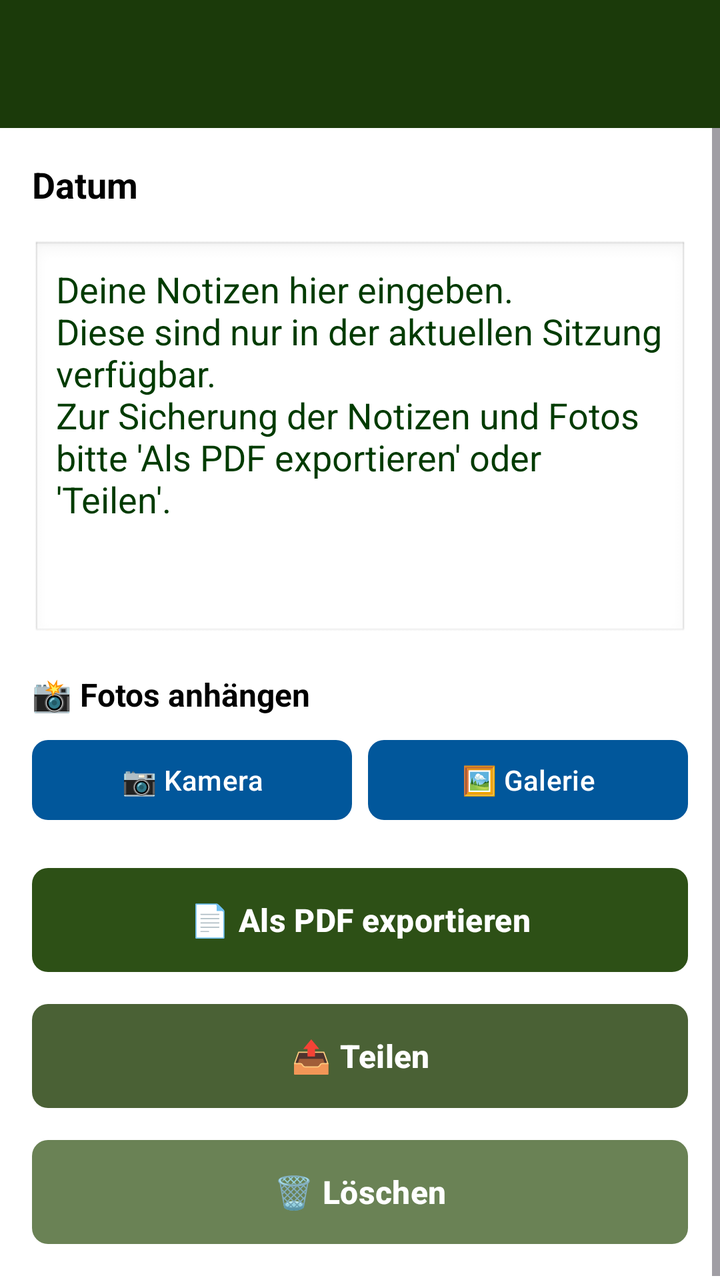
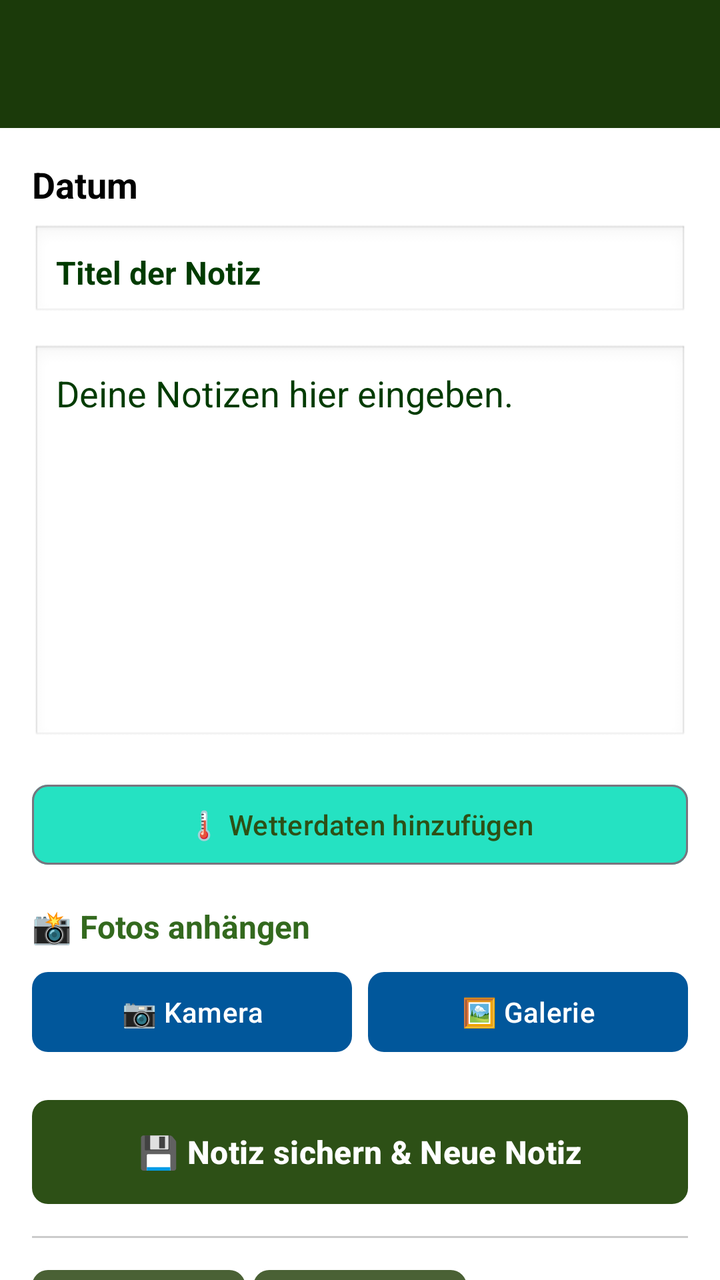

The first picture is an Android layout as it rendered before a commit; the second is the same layout after the commit. The layout source and the unified diff follow.
<!-- AndroidManifest.xml: activity theme Theme.HundeWildnis -->
<!-- res/layout/activity_daily_notes.xml -->
<?xml version="1.0" encoding="utf-8"?>
<androidx.coordinatorlayout.widget.CoordinatorLayout
    xmlns:android="http://schemas.android.com/apk/res/android"
    xmlns:app="http://schemas.android.com/apk/res-auto"
    android:layout_width="match_parent"
    android:layout_height="match_parent">

    <com.google.android.material.appbar.AppBarLayout
        android:id="@+id/appbar"
        android:layout_width="match_parent"
        android:layout_height="wrap_content"
        android:fitsSystemWindows="true">

        <androidx.appcompat.widget.Toolbar
            android:id="@+id/toolbar"
            android:layout_width="match_parent"
            android:layout_height="?attr/actionBarSize"
            android:background="#1B3A0A"
            app:titleTextColor="#FFFFFF" />
    </com.google.android.material.appbar.AppBarLayout>

    <ScrollView
        android:layout_width="match_parent"
        android:layout_height="match_parent"
        app:layout_behavior="@string/appbar_scrolling_view_behavior">

        <LinearLayout
            android:layout_width="match_parent"
            android:layout_height="wrap_content"
            android:orientation="vertical"
            android:padding="16dp">

            
            <TextView
                android:id="@+id/tvDate"
                android:layout_width="match_parent"
                android:layout_height="wrap_content"
                android:text="Datum"
                android:textSize="18sp"
                android:textStyle="bold"
                android:textColor="?android:attr/textColorPrimary"
                android:layout_marginBottom="16dp" />

            
            <EditText
                android:id="@+id/etNotes"
                android:layout_width="match_parent"
                android:layout_height="200dp"
                android:hint="Deine Notizen hier eingeben. \nDiese sind nur in der aktuellen Sitzung verfügbar. \nZur Sicherung der Notizen und Fotos bitte 'Als PDF exportieren' oder 'Teilen'. "
                android:textColorHint="@color/dark_green"
                android:textColor="#000000"
                android:gravity="top|start"
                android:padding="12dp"
                android:background="@android:drawable/edit_text"
                android:inputType="textMultiLine|textCapSentences"
                android:layout_marginBottom="16dp" />

            
            <TextView
                android:layout_width="match_parent"
                android:layout_height="wrap_content"
                android:text="📸 Fotos anhängen"
                android:textSize="16sp"
                android:textStyle="bold"
                android:textColor="?android:attr/textColorPrimary"
                android:layout_marginBottom="8dp" />

            
            <LinearLayout
                android:layout_width="match_parent"
                android:layout_height="wrap_content"
                android:orientation="horizontal"
                android:layout_marginBottom="16dp">

                <com.google.android.material.button.MaterialButton
                    android:id="@+id/btnCamera"
                    android:layout_width="0dp"
                    android:layout_height="wrap_content"
                    android:layout_weight="1"
                    android:text="📷 Kamera"
                    android:textSize="14sp"
                    app:cornerRadius="8dp"
                    app:backgroundTint="#01579B"
                    android:textColor="#FFFFFF"
                    android:layout_marginEnd="8dp" />

                <com.google.android.material.button.MaterialButton
                    android:id="@+id/btnGallery"
                    android:layout_width="0dp"
                    android:layout_height="wrap_content"
                    android:layout_weight="1"
                    android:text="🖼️ Galerie"
                    android:textSize="14sp"
                    app:cornerRadius="8dp"
                    app:backgroundTint="#01579B"
                    android:textColor="#FFFFFF" />

            </LinearLayout>

            
            <androidx.recyclerview.widget.RecyclerView
                android:id="@+id/rvPhotos"
                android:layout_width="match_parent"
                android:layout_height="wrap_content"
                android:layout_marginBottom="16dp"
                android:visibility="gone" />

            
            <com.google.android.material.button.MaterialButton
                android:id="@+id/btnExportPdf"
                android:layout_width="match_parent"
                android:layout_height="60dp"
                android:text="📄 Als PDF exportieren"
                android:textSize="16sp"
                android:textStyle="bold"
                app:cornerRadius="8dp"
                app:backgroundTint="#2d5016"
                android:textColor="#FFFFFF"
                android:layout_marginBottom="8dp" />

            <com.google.android.material.button.MaterialButton
                android:id="@+id/btnShare"
                android:layout_width="match_parent"
                android:layout_height="60dp"
                android:text="📤 Teilen"
                android:textSize="16sp"
                android:textStyle="bold"
                app:cornerRadius="8dp"
                app:backgroundTint="#4a6135"
                android:textColor="#FFFFFF"
                android:layout_marginBottom="8dp" />

            <com.google.android.material.button.MaterialButton
                android:id="@+id/btnClear"
                android:layout_width="match_parent"
                android:layout_height="60dp"
                android:text="🗑️ Löschen"
                android:textSize="16sp"
                android:textStyle="bold"
                app:cornerRadius="8dp"
                app:backgroundTint="#6a8255"
                android:textColor="#FFFFFF" />

        </LinearLayout>
    </ScrollView>

</androidx.coordinatorlayout.widget.CoordinatorLayout>
<!-- resources referenced by this layout -->
<resources>
  <color name="dark_green">#003b00</color>
  <style name="Theme.HundeWildnis" parent="Base.Theme.HundeWildnis" />
  <style name="Base.Theme.HundeWildnis" parent="Theme.Material3.Light.NoActionBar">
          <item name="colorPrimary">#2d5016</item>
          <item name="colorPrimaryVariant">#1a3009</item>
          <item name="colorOnPrimary">#FFFFFF</item>
          <item name="colorSecondary">#6b8e4e</item>
          <item name="colorSecondaryVariant">#4a6135</item>
          <item name="colorOnSecondary">#000000</item>
          <item name="android:statusBarColor">?attr/colorPrimaryVariant</item>
  
          <item name="android:navigationBarColor">@android:color/transparent</item>
          <item name="android:windowLightStatusBar">true</item>
          <item name="android:windowLightNavigationBar">true</item>
          <item name="android:enforceNavigationBarContrast" tools:targetApi="q">false</item>
          <item name="android:enforceStatusBarContrast" tools:targetApi="q">false</item>
  
          
          <item name="colorAccent">#2d5016</item>
          <item name="android:textColorPrimary">#000000</item>
  
          
          <item name="materialAlertDialogTheme">@style/AlertDialogTheme</item>
  
          
          <item name="actionMenuTextColor">#FFFFFF</item>
  
          
          <item name="android:windowBackground">#FFFFFF</item>
          <item name="android:colorBackground">#FFFFFF</item>
      </style>
  <style name="AlertDialogTheme" parent="ThemeOverlay.Material3.MaterialAlertDialog">
          
          <item name="colorSurface">#FFFFFF</item>
  
          
          <item name="colorOnSurface">#000000</item>
          <item name="android:textColorPrimary">#000000</item>
  
          
          <item name="buttonBarPositiveButtonStyle">@style/DialogButtonStyle.Light</item>
          <item name="buttonBarNegativeButtonStyle">@style/DialogButtonStyle.Light</item>
          <item name="buttonBarNeutralButtonStyle">@style/DialogButtonStyle.Light</item>
      </style>
  <style name="DialogButtonStyle.Light" parent="Widget.Material3.Button.TextButton.Dialog">
          
          <item name="android:textColor">#2d5016</item>
  
          
          <item name="backgroundTint">@android:color/transparent</item>
  
          
          <item name="rippleColor">#332d5016</item>
      </style>
</resources>

<!-- the commit's change to res/layout/activity_daily_notes.xml (unified diff, before → after) -->
@@ -19,7 +19,7 @@
             app:titleTextColor="#FFFFFF" />
     </com.google.android.material.appbar.AppBarLayout>
 
-    <ScrollView
+    <androidx.core.widget.NestedScrollView
         android:layout_width="match_parent"
         android:layout_height="match_parent"
         app:layout_behavior="@string/appbar_scrolling_view_behavior">
@@ -39,14 +39,40 @@
                 android:textSize="18sp"
                 android:textStyle="bold"
                 android:textColor="?android:attr/textColorPrimary"
-                android:layout_marginBottom="16dp" />
+                android:layout_marginBottom="8dp" />
+
+            
+            <TextView
+                android:id="@+id/tvWeatherInfo"
+                android:layout_width="match_parent"
+                android:layout_height="wrap_content"
+                android:text=""
+                android:textSize="13sp"
+                android:textColor="?android:attr/textColorPrimary"
+                android:layout_marginBottom="16dp"
+                android:visibility="gone" />
+
+            
+            <EditText
+                android:id="@+id/etTitle"
+                android:layout_width="match_parent"
+                android:layout_height="wrap_content"
+                android:hint="Titel der Notiz"
+                android:inputType="textCapSentences"
+                android:textSize="16sp"
+                android:textStyle="bold"
+                android:textColorHint="@color/dark_green"
+                android:textColor="#000000"
+                android:padding="12dp"
+                android:background="@android:drawable/edit_text"
+                android:layout_marginBottom="12dp" />
 
             
             <EditText
                 android:id="@+id/etNotes"
                 android:layout_width="match_parent"
                 android:layout_height="200dp"
-                android:hint="Deine Notizen hier eingeben. \nDiese sind nur in der aktuellen Sitzung verfügbar. \nZur Sicherung der Notizen und Fotos bitte 'Als PDF exportieren' oder 'Teilen'. "
+                android:hint="Deine Notizen hier eingeben."
                 android:textColorHint="@color/dark_green"
                 android:textColor="#000000"
                 android:gravity="top|start"
@@ -56,13 +82,25 @@
                 android:layout_marginBottom="16dp" />
 
             
+            <com.google.android.material.button.MaterialButton
+                android:id="@+id/btnAddWeather"
+                style="@style/Widget.Material3.Button.OutlinedButton"
+                android:layout_width="match_parent"
+                android:layout_height="wrap_content"
+                android:text="🌡️ Wetterdaten hinzufügen"
+                android:textSize="14sp"
+                app:cornerRadius="8dp"
+                app:backgroundTint="#25E2C2"
+                android:layout_marginBottom="16dp" />
+
+            
             <TextView
                 android:layout_width="match_parent"
                 android:layout_height="wrap_content"
                 android:text="📸 Fotos anhängen"
                 android:textSize="16sp"
                 android:textStyle="bold"
-                android:textColor="?android:attr/textColorPrimary"
+                android:textColor="#33691E"
                 android:layout_marginBottom="8dp" />
 
             
@@ -107,41 +145,98 @@
 
             
             <com.google.android.material.button.MaterialButton
-                android:id="@+id/btnExportPdf"
+                android:id="@+id/btnSaveNew"
                 android:layout_width="match_parent"
                 android:layout_height="60dp"
-                android:text="📄 Als PDF exportieren"
+                android:text="💾 Notiz sichern &amp; Neue Notiz"
                 android:textSize="16sp"
                 android:textStyle="bold"
                 app:cornerRadius="8dp"
                 app:backgroundTint="#2d5016"
                 android:textColor="#FFFFFF"
-                android:layout_marginBottom="8dp" />
-
-            <com.google.android.material.button.MaterialButton
-                android:id="@+id/btnShare"
-                android:layout_width="match_parent"
-                android:layout_height="60dp"
-                android:text="📤 Teilen"
-                android:textSize="16sp"
-                android:textStyle="bold"
-                app:cornerRadius="8dp"
-                app:backgroundTint="#4a6135"
-                android:textColor="#FFFFFF"
-                android:layout_marginBottom="8dp" />
+                android:layout_marginBottom="12dp" />
+
+            <View
+                android:layout_width="match_parent"
+                android:layout_height="1dp"
+                android:background="#33000000"
+                android:layout_marginBottom="12dp" />
+
+            
+            <LinearLayout
+                android:layout_width="match_parent"
+                android:layout_height="wrap_content"
+                android:orientation="horizontal"
+                android:layout_marginBottom="8dp">
+
+                <com.google.android.material.button.MaterialButton
+                    android:id="@+id/btnExportPdf"
+                    android:layout_width="0dp"
+                    android:layout_height="60dp"
+                    android:layout_weight="1"
+                    android:text="📄 PDF"
+                    android:textSize="14sp"
+                    android:textStyle="bold"
+                    app:cornerRadius="8dp"
+                    app:backgroundTint="#4a6135"
+                    android:textColor="#FFFFFF"
+                    android:layout_marginEnd="4dp" />
+
+                <com.google.android.material.button.MaterialButton
+                    android:id="@+id/btnExportGpx"
+                    android:layout_width="0dp"
+                    android:layout_height="60dp"
+                    android:layout_weight="1"
+                    android:text="🗺️ GPX"
+                    android:textSize="14sp"
+                    android:textStyle="bold"
+                    app:cornerRadius="8dp"
+                    app:backgroundTint="#4a6135"
+                    android:textColor="#FFFFFF"
+                    android:layout_marginEnd="4dp" />
+
+                <com.google.android.material.button.MaterialButton
+                    android:id="@+id/btnShare"
+                    android:layout_width="0dp"
+                    android:layout_height="60dp"
+                    android:layout_weight="1"
+                    android:text="📤 Teilen"
+                    android:textSize="14sp"
+                    android:textStyle="bold"
+                    app:cornerRadius="8dp"
+                    app:backgroundTint="#4a6135"
+                    android:textColor="#FFFFFF" />
+            </LinearLayout>
 
             <com.google.android.material.button.MaterialButton
                 android:id="@+id/btnClear"
                 android:layout_width="match_parent"
                 android:layout_height="60dp"
-                android:text="🗑️ Löschen"
+                android:text="🗑️ Entwurf löschen"
                 android:textSize="16sp"
                 android:textStyle="bold"
                 app:cornerRadius="8dp"
                 app:backgroundTint="#6a8255"
-                android:textColor="#FFFFFF" />
+                android:textColor="#FFFFFF"
+                android:layout_marginBottom="24dp" />
+
+            
+            <TextView
+                android:layout_width="match_parent"
+                android:layout_height="wrap_content"
+                android:text="🕒 Historie (Bisherige Notizen)"
+                android:textSize="18sp"
+                android:textStyle="bold"
+                android:layout_marginBottom="12dp" />
+
+            
+            <androidx.recyclerview.widget.RecyclerView
+                android:id="@+id/rvHistory"
+                android:layout_width="match_parent"
+                android:layout_height="wrap_content"
+                android:nestedScrollingEnabled="false" />
 
         </LinearLayout>
-    </ScrollView>
+    </androidx.core.widget.NestedScrollView>
 
 </androidx.coordinatorlayout.widget.CoordinatorLayout>
